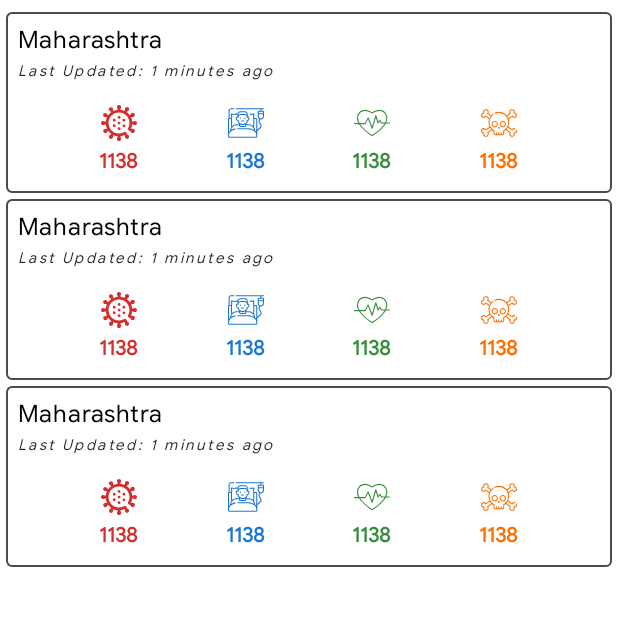
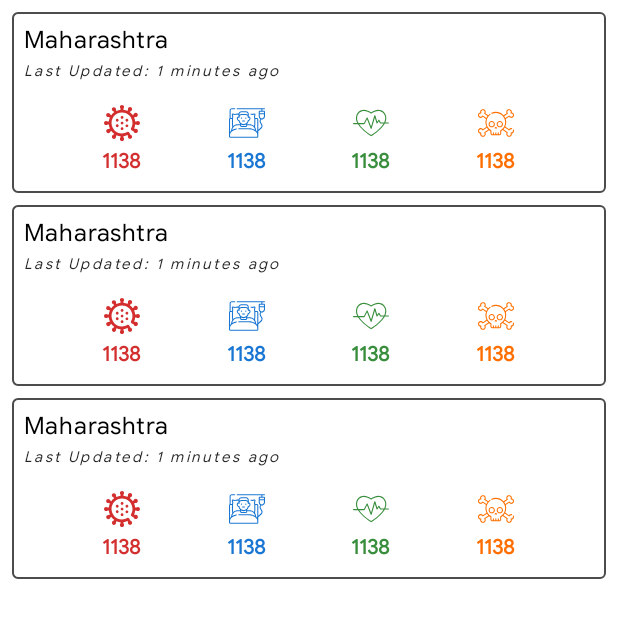
Before and after one commit to PatilShreyas/Covid19-Notifier-IN, an Android app: the layout activity_main.xml on its own in the app's theme, with its tools: preview values and no code run, on a phone screen of 412 x 824 dp. Shown: the top 618 px of the screen. Run offline under Robolectric (Android 15) with nearby library versions, the phone set to English and light mode, and no system bars.

Commit message:
Changed layout spacing

```diff
--- a/app/src/main/res/layout/activity_main.xml
+++ b/app/src/main/res/layout/activity_main.xml
@@ -10,7 +10,6 @@
     <androidx.constraintlayout.widget.ConstraintLayout
         android:layout_width="match_parent"
         android:layout_height="match_parent"
-        android:padding="@dimen/dimen_4"
         tools:context=".ui.main.MainActivity">
 
         <androidx.recyclerview.widget.RecyclerView
--- a/app/src/main/res/layout/item_state.xml
+++ b/app/src/main/res/layout/item_state.xml
@@ -4,7 +4,9 @@
     xmlns:tools="http://schemas.android.com/tools"
     android:layout_width="match_parent"
     android:layout_height="wrap_content"
-    android:layout_marginTop="@dimen/dimen_4"
+    android:layout_marginStart="@dimen/dimen_8"
+    android:layout_marginTop="@dimen/dimen_8"
+    android:layout_marginEnd="@dimen/dimen_8"
     android:background="@drawable/ic_line"
     android:padding="@dimen/dimen_8">
 
```
